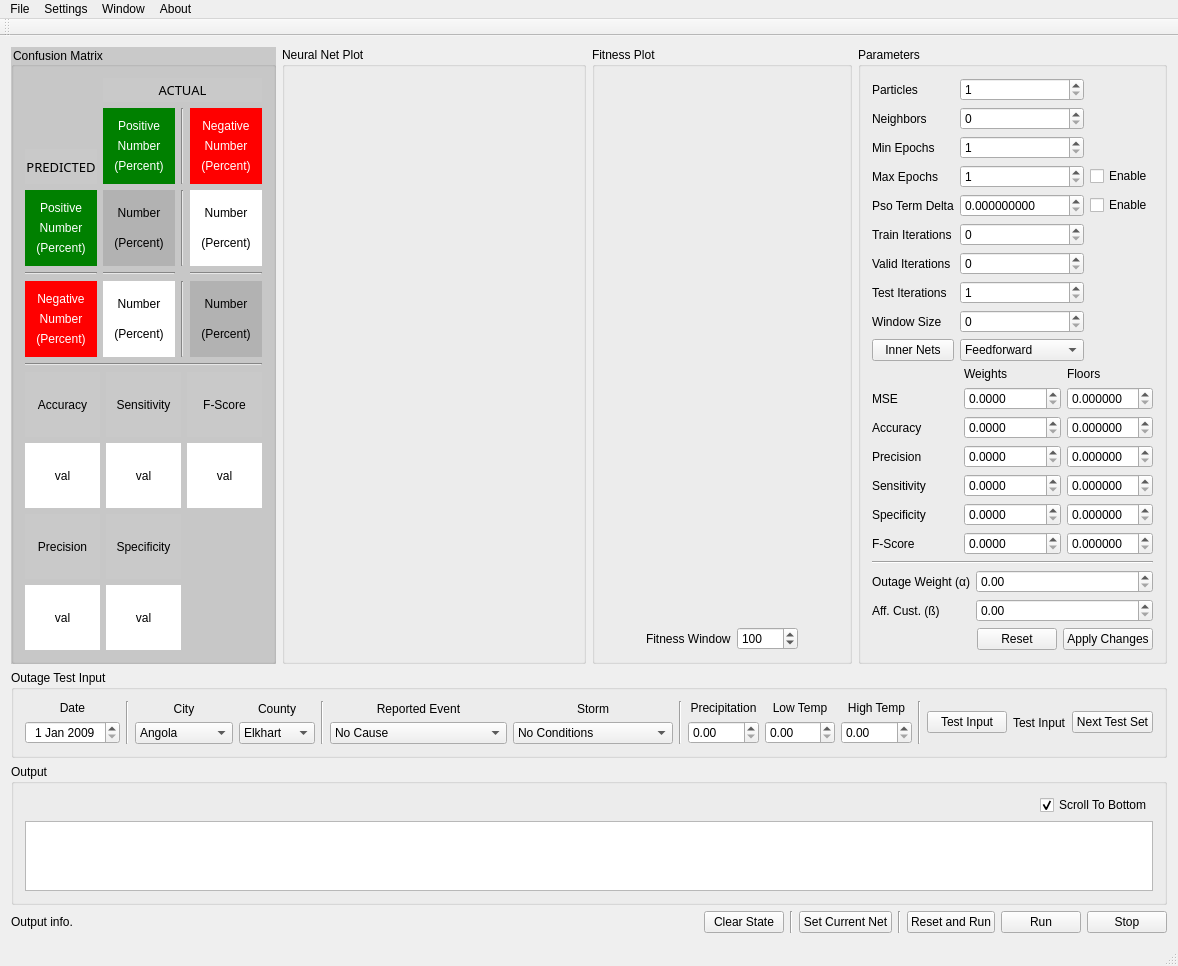
This is frontend/mainwindow.ui in wboler05/pso_neural_net as Qt 5 draws it before an edit. The edited form follows.
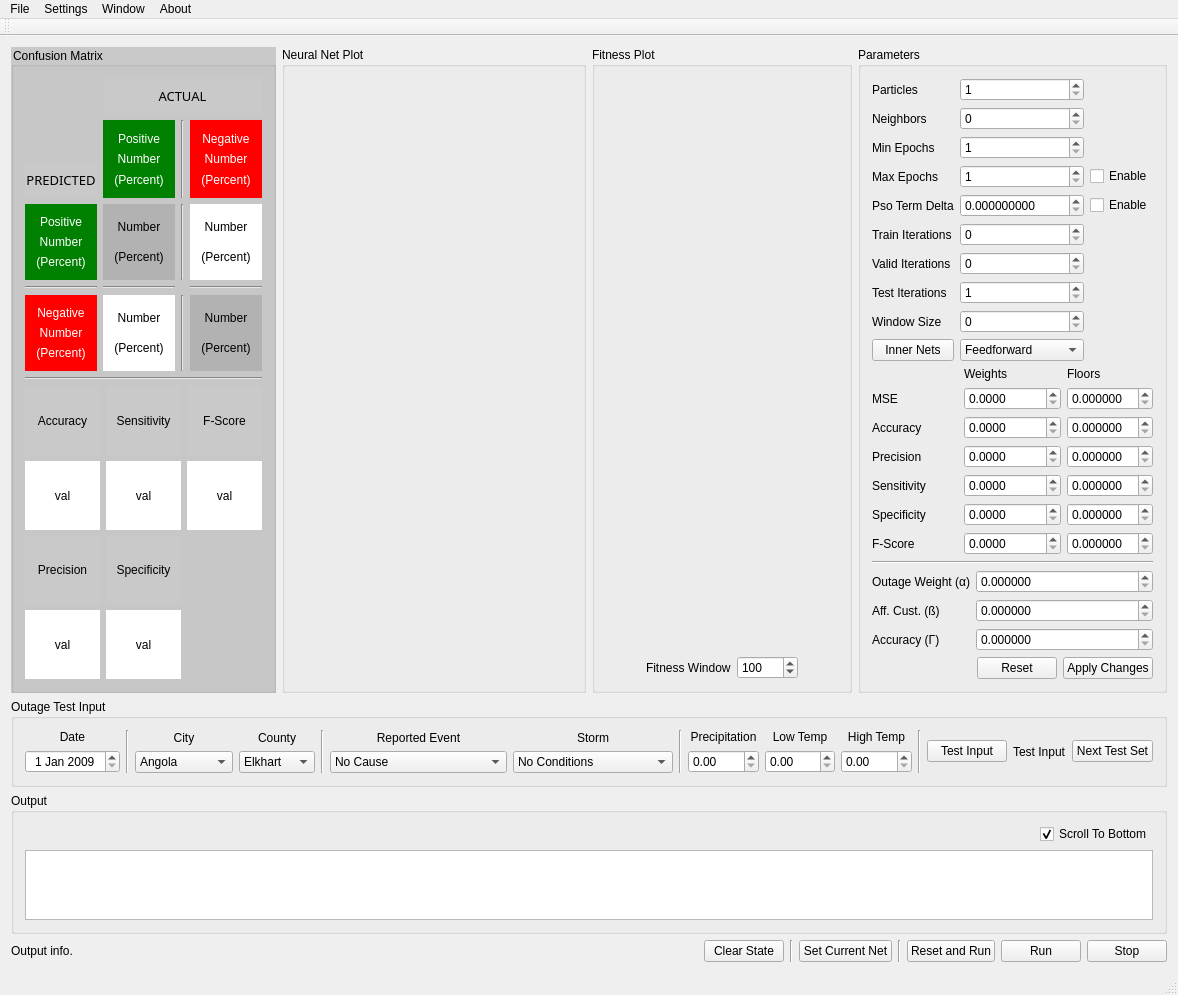
This is the edited form. Custom widgets are drawn as their Qt base class.

The edit to the form file:
```diff
--- a/frontend/mainwindow.ui
+++ b/frontend/mainwindow.ui
@@ -1064,7 +1064,14 @@
             </widget>
            </item>
            <item row="0" column="1">
-            <widget class="QDoubleSpinBox" name="alpha_dsb"/>
+            <widget class="QDoubleSpinBox" name="alpha_dsb">
+             <property name="decimals">
+              <number>6</number>
+             </property>
+             <property name="maximum">
+              <double>10000.000000000000000</double>
+             </property>
+            </widget>
            </item>
            <item row="1" column="0">
             <widget class="QLabel" name="label_38">
@@ -1074,7 +1081,31 @@
             </widget>
            </item>
            <item row="1" column="1">
-            <widget class="QDoubleSpinBox" name="beta_dsb"/>
+            <widget class="QDoubleSpinBox" name="beta_dsb">
+             <property name="decimals">
+              <number>6</number>
+             </property>
+             <property name="maximum">
+              <double>10000.000000000000000</double>
+             </property>
+            </widget>
+           </item>
+           <item row="2" column="0">
+            <widget class="QLabel" name="label_39">
+             <property name="text">
+              <string>Accuracy (Γ)</string>
+             </property>
+            </widget>
+           </item>
+           <item row="2" column="1">
+            <widget class="QDoubleSpinBox" name="gamma_dsb">
+             <property name="decimals">
+              <number>6</number>
+             </property>
+             <property name="maximum">
+              <double>10000.000000000000000</double>
+             </property>
+            </widget>
            </item>
           </layout>
          </item>
```
